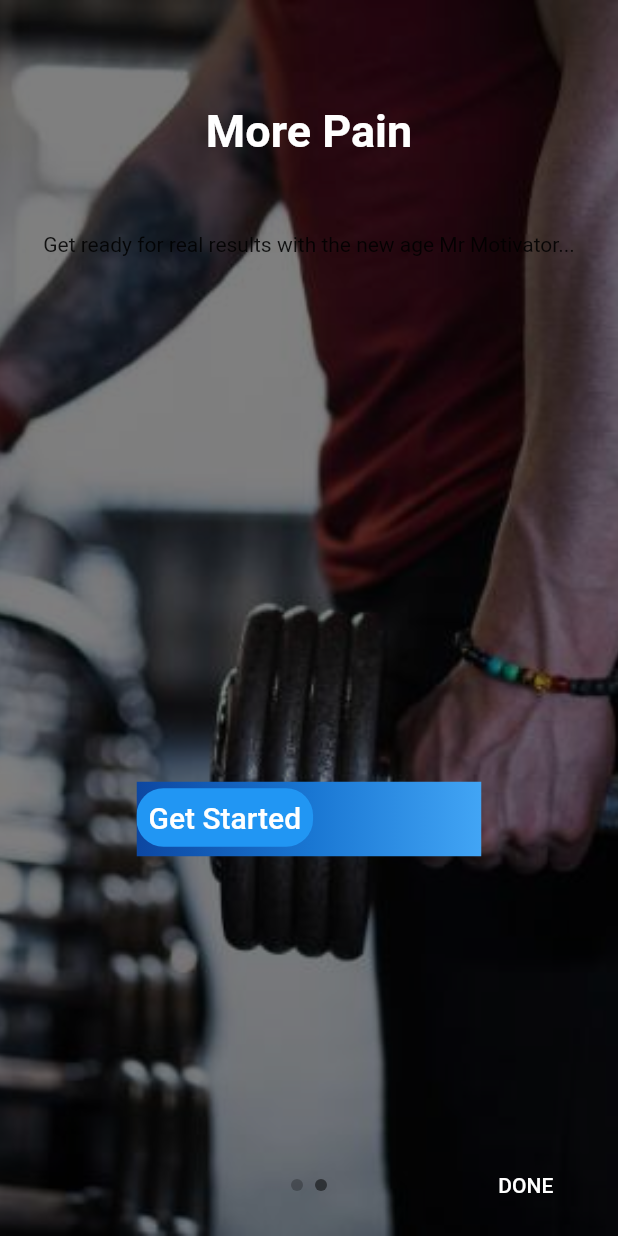
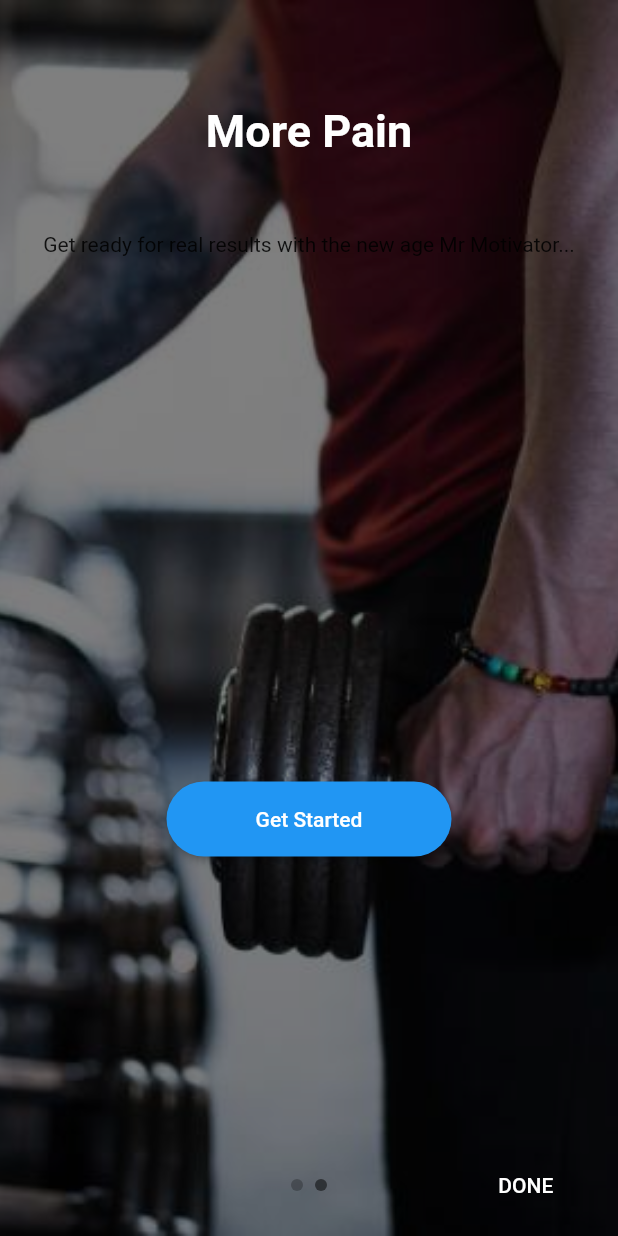
Before and after one commit to Rabeea-R/fitness_app, a Flutter app: the screen it shows after launch, swiped to page 2, on a phone screen of 412 x 824 dp. Run offline on Flutter 3.47's test engine with Material 2 defaults, Android fonts, the phone set to English and light mode, and no system bars; drawn by our look-alikes of intro_slider.

Commit message:
slide complete

```diff
--- a/fitness_app/lib/const.dart
+++ b/fitness_app/lib/const.dart
@@ -1,2 +1,3 @@
+const kt = 'Train like 2x Pro Fitness Model World Champion Williams Falade';
 const kt1 = 'More Pain';
 const kt2 = 'Get ready for real results with the new age Mr Motivator...';
--- a/fitness_app/lib/slider1.dart
+++ b/fitness_app/lib/slider1.dart
@@ -24,11 +24,7 @@ class SliderState extends State<Sliderr> {
     super.initState();
 
     slides.add(
-      Slide(
-          title: 'Train like 2x Pro'
-              'Fitness Model World '
-              'Champion Williams Falade',
-          backgroundImage: "images/slider1-image.jpg"),
+      Slide(title: kt, backgroundImage: "images/slider1-image.jpg"),
     );
     slides.add(
       Slide(
@@ -40,45 +36,17 @@ class SliderState extends State<Sliderr> {
             Padding(
               padding: const EdgeInsets.fromLTRB(30.0, 350.0, 30.0, 20.0),
               child: SizedBox(
-                width: 230.0,
+                width: 190.0,
                 height: 50.0,
-                child: ClipRRect(
-                  child: Stack(
-                    children: <Widget>[
-                      Positioned.fill(
-                        child: Container(
-                          decoration: const BoxDecoration(
-                            gradient: LinearGradient(
-                              colors: <Color>[
-                                Color(0xFF0D47A1),
-                                Color(0xFF1976D2),
-                                Color(0xFF42A5F5),
-                              ],
-                            ),
-                          ),
-                        ),
-                      ),
-                      TextButton(
-                        style: ButtonStyle(
-                          foregroundColor:
-                              MaterialStateProperty.all<Color>(Colors.blue),
-                          backgroundColor:
-                              MaterialStateProperty.all<Color>(Colors.blue),
-                          shape:
-                              MaterialStateProperty.all<RoundedRectangleBorder>(
-                            RoundedRectangleBorder(
-                              borderRadius: BorderRadius.circular(18.0),
-                            ),
-                          ),
-                        ),
-                        onPressed: () {},
-                        child: Text(
-                          'Get Started',
-                          style: TextStyle(fontSize: 20, color: Colors.white),
-                        ),
-                      ),
-                    ],
+                child: ElevatedButton(
+                  onPressed: () {},
+                  style: TextButton.styleFrom(
+                    backgroundColor: Colors.blue,
+                    shape: RoundedRectangleBorder(
+                      borderRadius: new BorderRadius.circular(30.0),
+                    ),
                   ),
+                  child: Text('Get Started'),
                 ),
               ),
             ),
@@ -95,7 +63,7 @@ class SliderState extends State<Sliderr> {
 
   @override
   Widget build(BuildContext context) {
-    return new IntroSlider(
+    return IntroSlider(
       slides: this.slides,
       onDonePress: this.onDonePress,
     );
```
